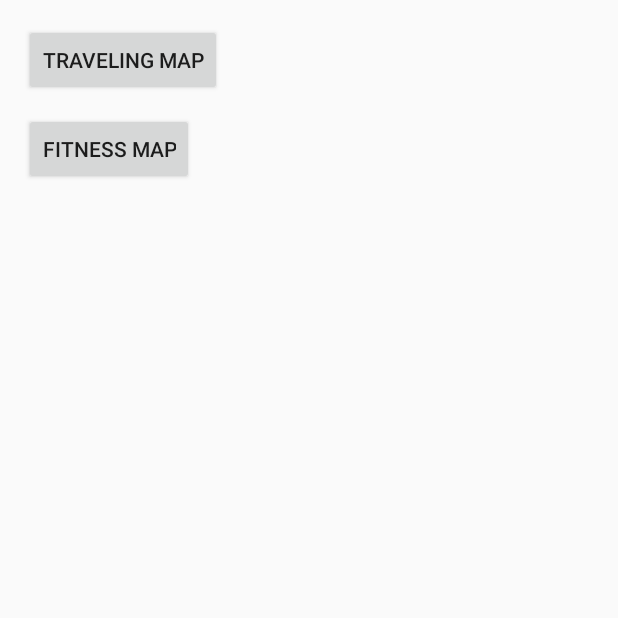
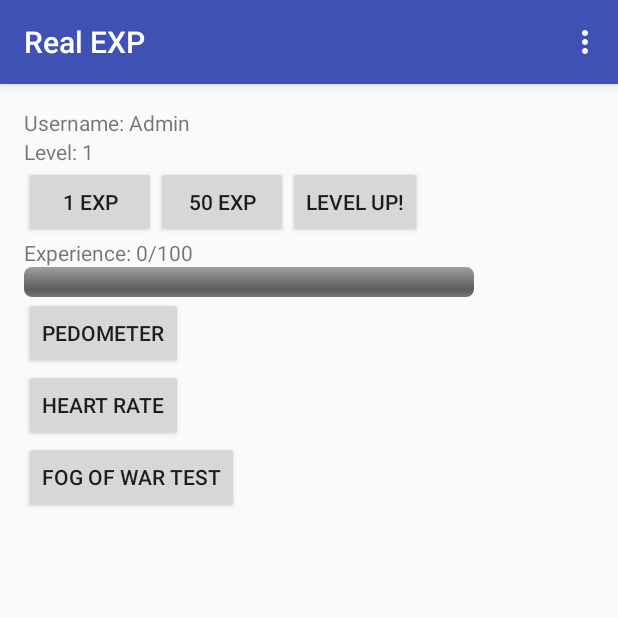
Before and after one commit to dzhan008/realexp, an Android app: the Main screen opened directly, with no data from a screen before it, on a phone screen of 412 x 824 dp, the top half of it. Run offline under Robolectric (Android 15) with nearby library versions, the phone set to English and light mode, and no system bars.

Commit message:
Updated from Master

```diff
--- a/RealEXP/app/src/main/java/realexp/realexp/Main.java
+++ b/RealEXP/app/src/main/java/realexp/realexp/Main.java
@@ -1,31 +1,147 @@
 package realexp.realexp;
 
-import android.app.Activity;
 import android.content.Intent;
-import android.net.Uri;
 import android.os.Bundle;
+import android.support.design.widget.Snackbar;
+import android.support.v7.app.AppCompatActivity;
+import android.support.v7.widget.Toolbar;
+import android.util.Log;
+import android.view.Menu;
+import android.view.MenuItem;
 import android.view.View;
+import android.widget.ProgressBar;
+import android.widget.TextView;
 
-public class Main extends Activity{
+public class Main extends AppCompatActivity {
 
-    public void onCreate(Bundle savedInstanceState) {
+    User user;
+    private ProgressBar mProgress;
+
+
+
+    @Override
+    protected void onCreate(Bundle savedInstanceState) {
         super.onCreate(savedInstanceState);
-        setContentView(R.layout.content_main);
+        setContentView(R.layout.activity_main);
+        Toolbar toolbar = (Toolbar) findViewById(R.id.toolbar);
+        setSupportActionBar(toolbar);
+
+        user = ((User)getApplication()); //Figure out why this works.
+
+        //Sets up exp bar.
+        mProgress = (ProgressBar) findViewById(R.id.exp_bar);
+        mProgress.setProgress(user.get_curr_exp());
+        mProgress.setMax(user.get_max_exp());
+
+        //Sets up text to update level and exp.
+        TextView user_name = (TextView) findViewById(R.id.user_name);
+        TextView user_level = (TextView) findViewById(R.id.user_level);
+        TextView user_exp = (TextView) findViewById(R.id.user_exp);
+
+        user_level.setText("Level: " + user.get_level());
+        user_exp.setText("Experience: " + user.get_curr_exp() + "/" + user.get_max_exp());
     }
 
-     public void g_map_Fitness(View view) {
-        Uri gmmIntentUri = Uri.parse("geo:33.975,-117.329");
-        Intent mapIntent = new Intent(Intent.ACTION_VIEW, gmmIntentUri);
-        if(mapIntent.resolveActivity(getPackageManager()) != null) {
-            startActivity(mapIntent);
+    @Override
+    protected void onResume() {
+        super.onResume();
+
+        //Sets up text to update level and exp.
+        TextView user_name = (TextView) findViewById(R.id.user_name);
+        TextView user_level = (TextView) findViewById(R.id.user_level);
+        TextView user_exp = (TextView) findViewById(R.id.user_exp);
+
+        user_level.setText("Level: " + user.get_level());
+        user_exp.setText("Experience: " + user.get_curr_exp() + "/" + user.get_max_exp());
+
+    }
+
+
+    @Override
+    public boolean onCreateOptionsMenu(Menu menu) {
+        // Inflate the menu; this adds items to the action bar if it is present.
+        getMenuInflater().inflate(R.menu.menu_main, menu);
+        return true;
+    }
+
+    @Override
+    public boolean onOptionsItemSelected(MenuItem item) {
+        // Handle action bar item clicks here. The action bar will
+        // automatically handle clicks on the Home/Up button, so long
+        // as you specify a parent activity in AndroidManifest.xml.
+        int id = item.getItemId();
+
+        //noinspection SimplifiableIfStatement
+        if (id == R.id.action_settings) {
+            return true;
+        }
+
+        return super.onOptionsItemSelected(item);
+    }
+
+    public void btnPedometer_Click(View v) {
+        Intent intent = new Intent(this, Pedometer.class);
+        intent.putExtra("user", user);
+        startActivityForResult(intent, 420);
+    }
+
+    public void btnHeartrate_Click (View v) {
+        Intent intent = new Intent(this, Heartrate.class);
+        startActivity(intent);
+    }
+
+    public void btnfog_Click (View v)
+    {
+        Intent i = new Intent(this, Travel_Map.class);
+        startActivity(i);
+    }
+
+    @Override
+    public void onActivityResult(int requestCode, int resultCode, Intent data) //USED ONLY setResult is used
+    {
+        if(resultCode == RESULT_OK)  //Did the intent actually go through?
+        {
+            user = data.getParcelableExtra("updated_user"); //Update the user data.
+            Log.i("Main", "Updated User " + Float.toString(user.get_iSteps()));
+        }
+        else if (resultCode == RESULT_CANCELED) {
+            Log.i("Main", "Activity result failed");
         }
     }
-    public void g_map_Travel(View view) {
-        Uri gmmIntentUri = Uri.parse("google.navigation:q=5262KingStreet+Riverside+UnitedStates=tf");
-        Intent mapIntent = new Intent(Intent.ACTION_VIEW, gmmIntentUri);
-        mapIntent.setPackage("com.google.android.apps.maps");
-        if(mapIntent.resolveActivity(getPackageManager()) != null) {
-            startActivity(mapIntent);
+
+    public void Gain1Exp(View view) {
+        user.gain_exp(1);
+        mProgress.incrementProgressBy(1);
+
+        Snackbar snackbar = Snackbar.make(view, "You got 1 EXP!", Snackbar.LENGTH_LONG);
+        snackbar.setAction("Action", null).show();
+
+        if(mProgress.getProgress() >= mProgress.getMax())
+        {
+            LevelUp(view);
         }
     }
+
+    public void Gain50Exp(View view) {
+        user.gain_exp(50);
+        mProgress.incrementProgressBy(50);
+
+        Snackbar snackbar = Snackbar.make(view, "You got 50 EXP!", Snackbar.LENGTH_LONG);
+        snackbar.setAction("Action", null).show();
+
+        if(mProgress.getProgress() >= mProgress.getMax())
+        {
+            LevelUp(view);
+        }
+    }
+
+    public void LevelUp(View view)
+    {
+        mProgress.setProgress(user.get_curr_exp());
+        mProgress.setMax(user.get_max_exp()); //TO DO: Set scaling of max EXP
+
+        /*Intent intent = new Intent(this, Test_Activity.class);
+        intent.putExtra("user", user);
+        startActivityForResult(intent, 42);*/
+    }
 }
--- /dev/null
+++ b/RealEXP/app/src/main/res/layout/activity_main.xml
@@ -0,0 +1,30 @@
+<?xml version="1.0" encoding="utf-8"?>
+<android.support.design.widget.CoordinatorLayout xmlns:android="http://schemas.android.com/apk/res/android"
+    xmlns:app="http://schemas.android.com/apk/res-auto"
+    xmlns:tools="http://schemas.android.com/tools"
+    android:layout_width="match_parent"
+    android:layout_height="match_parent"
+    android:fitsSystemWindows="true"
+    tools:context="realexp.realexp.Main">
+
+    <android.support.design.widget.AppBarLayout
+        android:layout_width="match_parent"
+        android:layout_height="wrap_content"
+        android:theme="@style/AppTheme.AppBarOverlay">
+
+        <android.support.v7.widget.Toolbar
+            android:id="@+id/toolbar"
+            android:layout_width="match_parent"
+            android:layout_height="?attr/actionBarSize"
+            android:background="?attr/colorPrimary"
+            app:popupTheme="@style/AppTheme.PopupOverlay" />
+
+    </android.support.design.widget.AppBarLayout>
+
+    <include layout="@layout/content_main" />
+
+
+
+
+
+</android.support.design.widget.CoordinatorLayout>
--- a/RealEXP/app/src/main/res/layout/content_main.xml
+++ b/RealEXP/app/src/main/res/layout/content_main.xml
@@ -1,9 +1,10 @@
 <?xml version="1.0" encoding="utf-8"?>
-<RelativeLayout xmlns:android="http://schemas.android.com/apk/res/android"
+<LinearLayout xmlns:android="http://schemas.android.com/apk/res/android"
     xmlns:app="http://schemas.android.com/apk/res-auto"
     xmlns:tools="http://schemas.android.com/tools"
     android:layout_width="match_parent"
     android:layout_height="match_parent"
+    android:orientation="vertical"
     android:paddingBottom="@dimen/activity_vertical_margin"
     android:paddingLeft="@dimen/activity_horizontal_margin"
     android:paddingRight="@dimen/activity_horizontal_margin"
@@ -12,21 +13,79 @@
     tools:context="realexp.realexp.Main"
     tools:showIn="@layout/activity_main">
 
+    <TextView
+        android:id="@+id/user_name"
+        android:layout_width="wrap_content"
+        android:layout_height="wrap_content"
+        android:text="Username: Admin" />
+    <TextView
+        android:id="@+id/user_level"
+        android:layout_width="wrap_content"
+        android:layout_height="wrap_content"
+        android:text="Level: " />
+
+    <LinearLayout
+        android:id="@+id/buttons"
+        android:layout_width="match_parent"
+        android:layout_height="wrap_content"
+        android:orientation="horizontal"
+        android:weightSum="1">
+
+        <Button
+            android:layout_width="wrap_content"
+            android:layout_height="wrap_content"
+            android:text="1 Exp"
+            android:onClick="Gain1Exp"/>
+        <Button
+            android:layout_width="wrap_content"
+            android:layout_height="wrap_content"
+            android:text="50 Exp"
+            android:onClick="Gain50Exp"/>
+        <Button
+            android:layout_width="wrap_content"
+            android:layout_height="wrap_content"
+            android:text="Level Up!"
+            android:onClick="LevelUp"/>
+
+    </LinearLayout>
+
+    <TextView
+        android:id="@+id/user_exp"
+        android:layout_width="wrap_content"
+        android:layout_height="wrap_content"
+        android:text="Experience: " />
+
+    <ProgressBar
+        android:id="@+id/exp_bar"
+        android:layout_width="300dp"
+        android:layout_height="wrap_content"
+        android:layout_gravity="bottom"
+        android:maxWidth="50dp"
+        style="@android:style/Widget.ProgressBar.Horizontal"
+        android:layout_marginRight="5dp"/>
+
     <Button
         android:layout_width="wrap_content"
         android:layout_height="wrap_content"
-        android:text="Traveling Map"
-        android:id="@+id/g_map"
-        android:onClick="g_map_Travel"
-        android:layout_alignParentTop="true"
-        android:layout_alignParentStart="true" />
+        android:text="Pedometer"
+        android:id="@+id/btnLocationA"
+        android:layout_below="@+id/txtCal"
+        android:layout_alignParentStart="true"
+        android:onClick="btnPedometer_Click" />
+
     <Button
         android:layout_width="wrap_content"
         android:layout_height="wrap_content"
-        android:text="Fitness Map"
-        android:id="@id/g_map_Fitness"
-        android:onClick="g_map_Fitness"
+        android:text="Heart Rate"
+        android:id="@+id/button"
+        android:layout_below="@+id/btnLocationA"
         android:layout_alignParentStart="true"
-        android:layout_marginTop="59dp" />
-
-</RelativeLayout>
+        android:onClick="btnHeartrate_Click" />
+    <Button
+        android:layout_width="wrap_content"
+        android:layout_height="wrap_content"
+        android:text="Fog of War Test"
+        android:id="@+id/buttonfog"
+        android:layout_alignParentStart="true"
+        android:onClick="btnfog_Click" />
+</LinearLayout>
```
